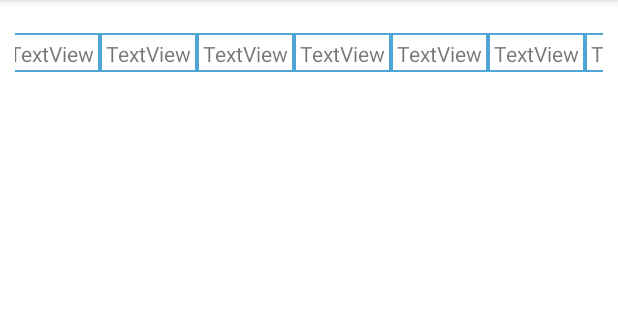
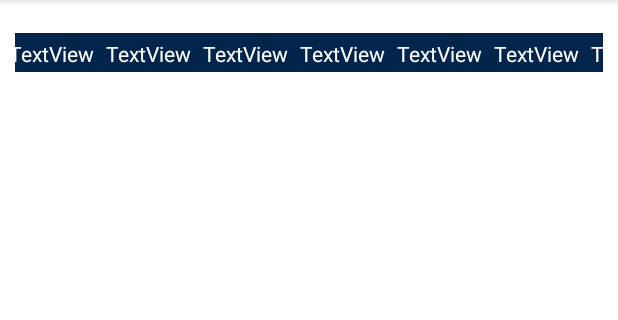
Before and after one commit to RemekLago/ProjectTech_v3, an Android app: the MainActivity_Table screen opened directly, with no data from a screen before it, on a phone screen of 412 x 824 dp, the part 84-404 px from its top. Run offline under Robolectric (Android 15) with nearby library versions, the light colour scheme and no system bars; 45 statements that could not run were skipped.

Commit message:
Changers in layout

```diff
--- a/app/src/main/java/v3/projecttech_v3/DataBaseChanges.java
+++ b/app/src/main/java/v3/projecttech_v3/DataBaseChanges.java
@@ -61,16 +61,16 @@ public class DataBaseChanges extends AsyncTask <String, Void, ArrayList<ArrayLis
         return ListWithColumnsNames;
     }
 
-    public ArrayList<Integer> columnsWidth(ArrayList<ArrayList> records) {
+    public ArrayList<Integer> columnsWidth() {
         try {
 
-            for (int i = 0; i < numberOfColumns; i++) {
-                String tmpOneColumn = (records.get(0).get(i).toString()).split("\\|")[2];
+            for (int i = 0; i < columnsNames.size(); i++) {
+                String tmpOneColumn = (columnsNames.get(i).split("\\|")[2]);
                 Log.i("checking", "method-columnsWidth1: " + tmpOneColumn);
                 int tmpOneColumnInt = Integer.parseInt(tmpOneColumn);
                 Log.i("checking", "method-columnsWidth1: " + tmpOneColumnInt);
 
-                ListWithColumnsWidth.add(3 * tmpOneColumnInt);
+                ListWithColumnsWidth.add(4 * tmpOneColumnInt);
             }
 //            Log.i("checking", "parameterColumn2: " + tmpOneColumn);
 
--- a/app/src/main/java/v3/projecttech_v3/MainActivity_Table.java
+++ b/app/src/main/java/v3/projecttech_v3/MainActivity_Table.java
@@ -1,6 +1,7 @@
 package v3.projecttech_v3;
 
 
+import static android.graphics.Color.rgb;
 import static v3.projecttech_v3.DataBaseChanges.ArrayListWithFinalData;
 import static v3.projecttech_v3.DataBaseChanges.ListWithColumnsNames;
 
@@ -9,8 +10,10 @@ import androidx.recyclerview.widget.LinearLayoutManager;
 import androidx.recyclerview.widget.RecyclerView;
 
 import android.annotation.SuppressLint;
+import android.graphics.Color;
 import android.os.Bundle;
 import android.util.Log;
+import android.view.ViewGroup;
 import android.widget.TextView;
 import android.widget.Toast;
 
@@ -21,6 +24,7 @@ public class MainActivity_Table extends AppCompatActivity implements RecyclerVie
     public static ArrayList<ArrayList<String>> database;
     public static ArrayList<String> FinalListWithCellColor;
     public static ArrayList<Integer> FinalListWithColumnsAdjust;
+    public static ArrayList<Integer> FinalListWithColumnsWidth;
 
     @SuppressLint("WrongThread")
     @Override
@@ -35,7 +39,7 @@ public class MainActivity_Table extends AppCompatActivity implements RecyclerVie
         dataFinal.columnsNames();
         FinalListWithCellColor = dataFinal.cellsColor(database);
         FinalListWithColumnsAdjust = dataFinal.columnsAdjust();
-
+        FinalListWithColumnsWidth = dataFinal.columnsWidth();
 
         Log.i("checking", "database size: " + database.size());
 
@@ -77,6 +81,100 @@ public class MainActivity_Table extends AppCompatActivity implements RecyclerVie
         textView14name.setText(ListWithColumnsNames.get(13));
         textView15name.setText(ListWithColumnsNames.get(14));
 
+        textView1name.setTextColor(Color.WHITE);
+        textView2name.setTextColor(Color.WHITE);
+        textView3name.setTextColor(Color.WHITE);
+        textView4name.setTextColor(Color.WHITE);
+        textView5name.setTextColor(Color.WHITE);
+        textView6name.setTextColor(Color.WHITE);
+        textView7name.setTextColor(Color.WHITE);
+        textView8name.setTextColor(Color.WHITE);
+        textView9name.setTextColor(Color.WHITE);
+        textView10name.setTextColor(Color.WHITE);
+        textView11name.setTextColor(Color.WHITE);
+        textView12name.setTextColor(Color.WHITE);
+        textView13name.setTextColor(Color.WHITE);
+        textView14name.setTextColor(Color.WHITE);
+        textView15name.setTextColor(Color.WHITE);
+
+        textView1name.setBackgroundColor(rgb(3, 37, 76));
+        textView2name.setBackgroundColor(rgb(3, 37, 76));
+        textView3name.setBackgroundColor(rgb(3, 37, 76));
+        textView4name.setBackgroundColor(rgb(3, 37, 76));
+        textView5name.setBackgroundColor(rgb(3, 37, 76));
+        textView6name.setBackgroundColor(rgb(3, 37, 76));
+        textView7name.setBackgroundColor(rgb(3, 37, 76));
+        textView8name.setBackgroundColor(rgb(3, 37, 76));
+        textView9name.setBackgroundColor(rgb(3, 37, 76));
+        textView10name.setBackgroundColor(rgb(3, 37, 76));
+        textView11name.setBackgroundColor(rgb(3, 37, 76));
+        textView12name.setBackgroundColor(rgb(3, 37, 76));
+        textView13name.setBackgroundColor(rgb(3, 37, 76));
+        textView14name.setBackgroundColor(rgb(3, 37, 76));
+        textView15name.setBackgroundColor(rgb(3, 37, 76));
+
+        textView1name.setGravity(FinalListWithColumnsAdjust.get(0));
+        textView2name.setGravity(FinalListWithColumnsAdjust.get(1));
+        textView3name.setGravity(FinalListWithColumnsAdjust.get(2));
+        textView4name.setGravity(FinalListWithColumnsAdjust.get(3));
+        textView5name.setGravity(FinalListWithColumnsAdjust.get(4));
+        textView6name.setGravity(FinalListWithColumnsAdjust.get(5));
+        textView7name.setGravity(FinalListWithColumnsAdjust.get(6));
+        textView8name.setGravity(FinalListWithColumnsAdjust.get(7));
+        textView9name.setGravity(FinalListWithColumnsAdjust.get(8));
+        textView10name.setGravity(FinalListWithColumnsAdjust.get(9));
+        textView11name.setGravity(FinalListWithColumnsAdjust.get(10));
+        textView12name.setGravity(FinalListWithColumnsAdjust.get(11));
+        textView13name.setGravity(FinalListWithColumnsAdjust.get(12));
+        textView14name.setGravity(FinalListWithColumnsAdjust.get(13));
+        textView15name.setGravity(FinalListWithColumnsAdjust.get(14));
+
+        ViewGroup.LayoutParams params1 = textView1name.getLayoutParams();
+        ViewGroup.LayoutParams params2 = textView2name.getLayoutParams();
+        ViewGroup.LayoutParams params3 = textView3name.getLayoutParams();
+        ViewGroup.LayoutParams params4 = textView4name.getLayoutParams();
+        ViewGroup.LayoutParams params5 = textView5name.getLayoutParams();
+        ViewGroup.LayoutParams params6 = textView6name.getLayoutParams();
+        ViewGroup.LayoutParams params7 = textView7name.getLayoutParams();
+        ViewGroup.LayoutParams params8 = textView8name.getLayoutParams();
+        ViewGroup.LayoutParams params9 = textView9name.getLayoutParams();
+        ViewGroup.LayoutParams params10 = textView10name.getLayoutParams();
+        ViewGroup.LayoutParams params11 = textView11name.getLayoutParams();
+        ViewGroup.LayoutParams params12 = textView12name.getLayoutParams();
+        ViewGroup.LayoutParams params13 = textView13name.getLayoutParams();
+        ViewGroup.LayoutParams params14 = textView14name.getLayoutParams();
+        ViewGroup.LayoutParams params15 = textView15name.getLayoutParams();
+        params1.width = FinalListWithColumnsWidth.get(0);
+        params2.width = FinalListWithColumnsWidth.get(1);
+        params3.width = FinalListWithColumnsWidth.get(2);
+        params4.width = FinalListWithColumnsWidth.get(3);
+        params5.width = FinalListWithColumnsWidth.get(4);
+        params6.width = FinalListWithColumnsWidth.get(5);
+        params7.width = FinalListWithColumnsWidth.get(6);
+        params8.width = FinalListWithColumnsWidth.get(7);
+        params9.width = FinalListWithColumnsWidth.get(8);
+        params10.width = FinalListWithColumnsWidth.get(9);
+        params11.width = FinalListWithColumnsWidth.get(10);
+        params12.width = FinalListWithColumnsWidth.get(11);
+        params13.width = FinalListWithColumnsWidth.get(12);
+        params14.width = FinalListWithColumnsWidth.get(13);
+        params15.width = FinalListWithColumnsWidth.get(14);
+        textView1name.setLayoutParams(params1);
+        textView2name.setLayoutParams(params2);
+        textView3name.setLayoutParams(params3);
+        textView4name.setLayoutParams(params4);
+        textView5name.setLayoutParams(params5);
+        textView6name.setLayoutParams(params6);
+        textView7name.setLayoutParams(params7);
+        textView8name.setLayoutParams(params8);
+        textView9name.setLayoutParams(params9);
+        textView10name.setLayoutParams(params10);
+        textView11name.setLayoutParams(params11);
+        textView12name.setLayoutParams(params12);
+        textView13name.setLayoutParams(params13);
+        textView14name.setLayoutParams(params14);
+        textView15name.setLayoutParams(params15);
+
     }
 
     @Override
--- a/app/src/main/res/layout/activity_main_etykieta.xml
+++ b/app/src/main/res/layout/activity_main_etykieta.xml
@@ -13,7 +13,7 @@
         android:layout_marginStart="16dp"
         android:layout_marginTop="12dp"
         android:background="#F71C4578"
-        android:text="RozycjaNazwa"
+        android:text="PozycjaNumer"
         android:textColor="@color/white"
         app:layout_constraintStart_toStartOf="parent"
         app:layout_constraintTop_toBottomOf="@+id/textView_NazwaPozycja" />
@@ -26,7 +26,7 @@
         android:layout_marginTop="20dp"
         android:background="#F71C4578"
         android:textColor="@color/white"
-        android:text="RozycjaNazwa"
+        android:text="PozycjaNazwa"
         app:layout_constraintStart_toStartOf="parent"
         app:layout_constraintTop_toBottomOf="@+id/textView_Komunikat" />
 
```
Also changed, not shown: app/src/main/java/v3/projecttech_v3/AdapterRecyclerView.java (+31 -33 lines), app/src/main/java/v3/projecttech_v3/MainActivity_Etykieta.java (+9 -2 lines).
